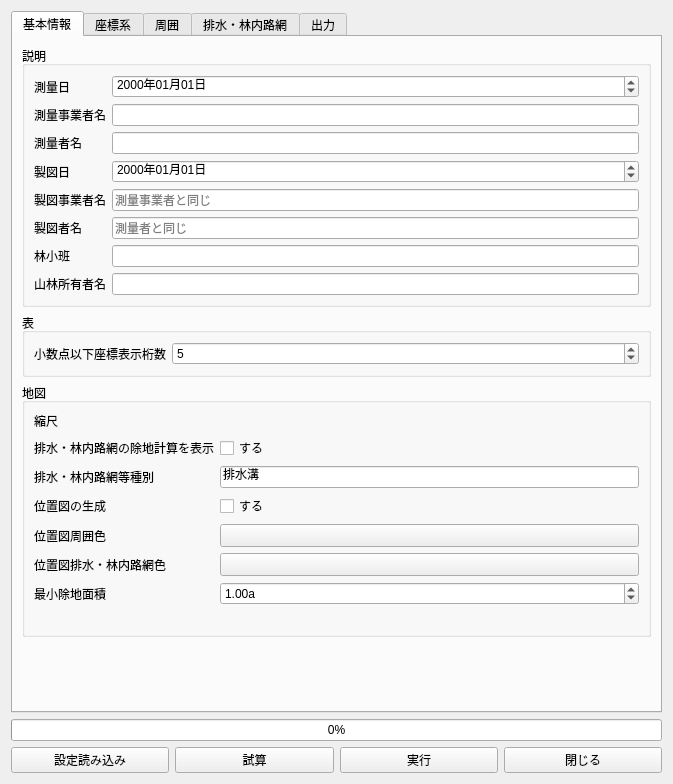
Above: main_dialog.ui from CleanDiesel/RingyoZumenMaker before the change. Below: the same form after it.
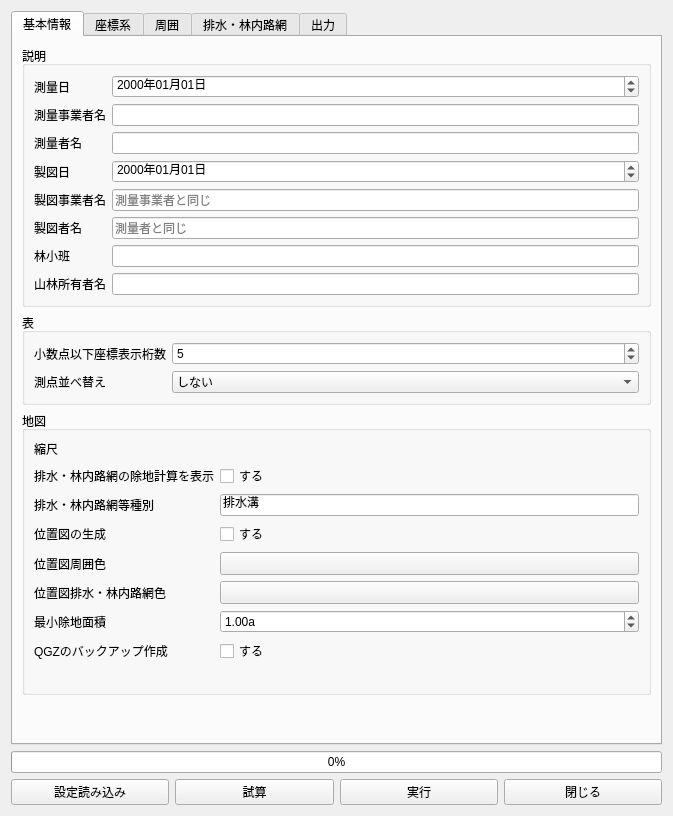
That is the form after the change. Custom widgets are drawn as their Qt base class.

```diff
--- a/main_dialog.ui
+++ b/main_dialog.ui
@@ -7,7 +7,7 @@
     <x>0</x>
     <y>0</y>
     <width>673</width>
-    <height>784</height>
+    <height>816</height>
    </rect>
   </property>
   <property name="sizePolicy">
@@ -177,6 +177,32 @@
             </property>
            </widget>
           </item>
+          <item row="1" column="0">
+           <widget class="QLabel" name="label_17">
+            <property name="text">
+             <string>測点並べ替え</string>
+            </property>
+           </widget>
+          </item>
+          <item row="1" column="1">
+           <widget class="QComboBox" name="hyouOrder">
+            <item>
+             <property name="text">
+              <string>しない</string>
+             </property>
+            </item>
+            <item>
+             <property name="text">
+              <string>昇順</string>
+             </property>
+            </item>
+            <item>
+             <property name="text">
+              <string>降順</string>
+             </property>
+            </item>
+           </widget>
+          </item>
          </layout>
         </widget>
        </item>
@@ -292,7 +318,7 @@
             </property>
            </widget>
           </item>
-          <item row="12" column="0">
+          <item row="13" column="0">
            <widget class="QLabel" name="qgisLabel">
             <property name="text">
              <string/>
@@ -312,6 +338,20 @@
             </property>
            </widget>
           </item>
+          <item row="12" column="0">
+           <widget class="QLabel" name="label_27">
+            <property name="text">
+             <string>QGZのバックアップ作成</string>
+            </property>
+           </widget>
+          </item>
+          <item row="12" column="1">
+           <widget class="QCheckBox" name="backupQgz">
+            <property name="text">
+             <string>する</string>
+            </property>
+           </widget>
+          </item>
          </layout>
         </widget>
        </item>
```
Left out of the diff: 12 changed lines with no effect on the pictures.
